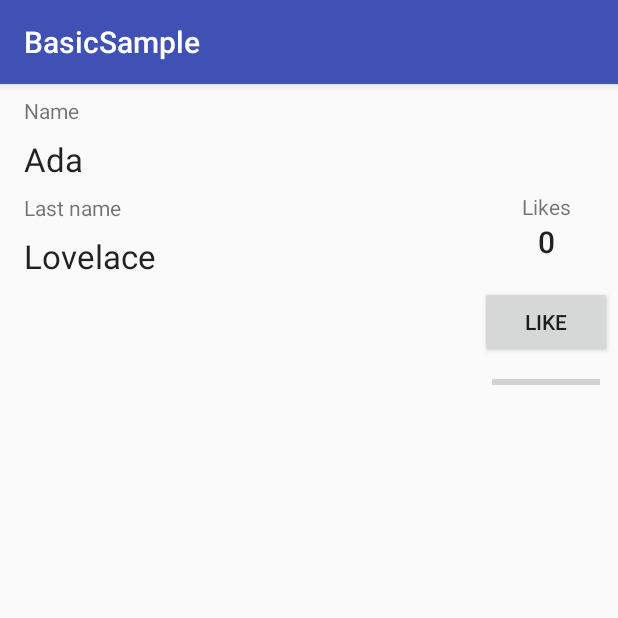
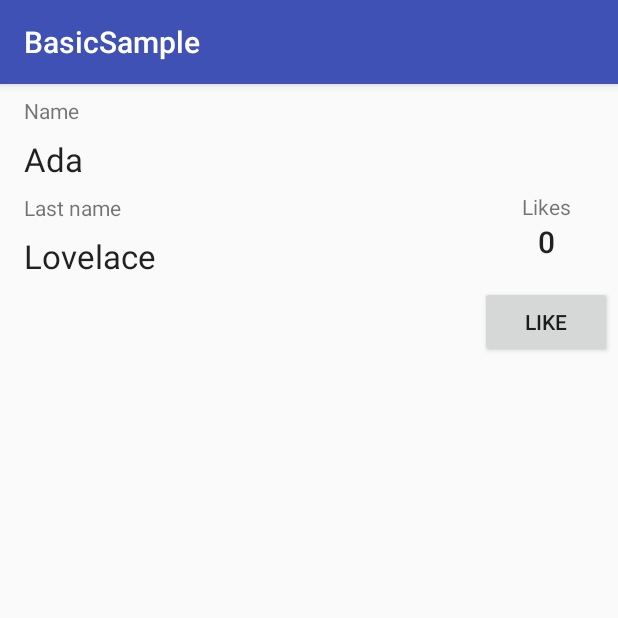
Before and after one commit to mauroLaine/DataBinding, an Android app: the screen it shows after launch (PlainOldActivity), on a phone screen of 412 x 824 dp, the top half of it. Run offline under Robolectric (Android 15) with nearby library versions, the phone set to English and light mode, and no system bars; our stand-ins replace data binding; 1 statement that could not run was skipped.

Commit message:
Used a binding adapter to show the progress bar

```diff
--- a/app/src/main/res/layout/plain_activity.xml
+++ b/app/src/main/res/layout/plain_activity.xml
@@ -138,6 +138,7 @@
             android:layout_marginStart="8dp"
             android:layout_marginTop="8dp"
             android:layout_marginEnd="8dp"
+            app:hideIfZero="@{viewmodel.likes}"
             app:layout_constraintBottom_toBottomOf="parent"
             app:layout_constraintEnd_toEndOf="@+id/like_button"
             app:layout_constraintHorizontal_bias="0.5"
```
